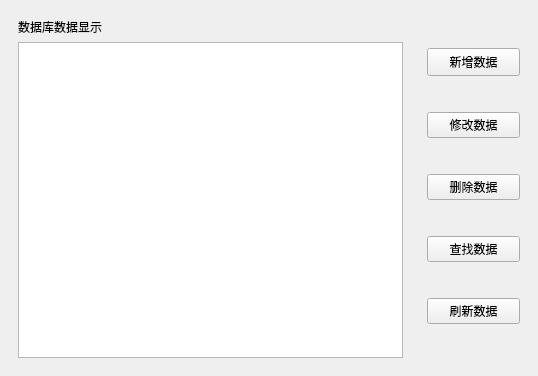
First picture: the form in SmartFarm/mainwindow.ui, repository Jacob1048596/QTwork, before the edit.
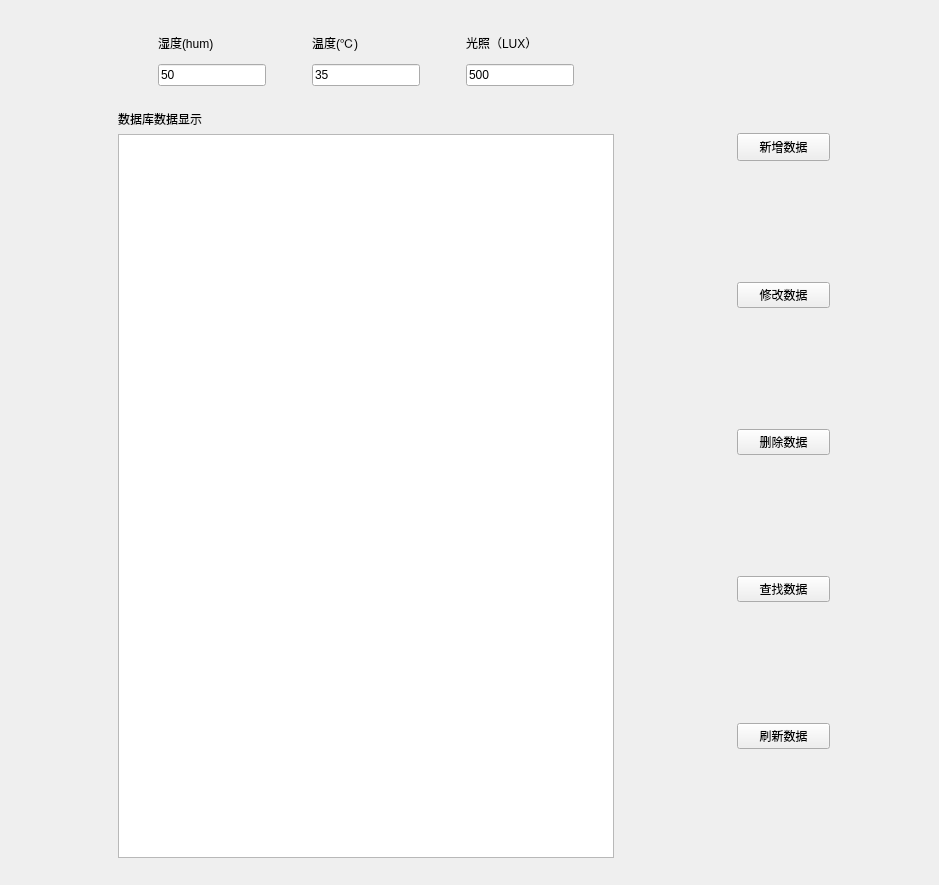
Second picture: the form after the edit.

Diff of the .ui file:
```diff
--- a/SmartFarm/mainwindow.ui
+++ b/SmartFarm/mainwindow.ui
@@ -6,34 +6,187 @@
    <rect>
     <x>0</x>
     <y>0</y>
-    <width>538</width>
-    <height>376</height>
+    <width>939</width>
+    <height>885</height>
    </rect>
   </property>
+  <property name="sizePolicy">
+   <sizepolicy hsizetype="Expanding" vsizetype="Expanding">
+    <horstretch>0</horstretch>
+    <verstretch>0</verstretch>
+   </sizepolicy>
+  </property>
   <property name="windowTitle">
    <string>MainWindow</string>
   </property>
   <widget class="QWidget" name="centralwidget">
    <layout class="QHBoxLayout" name="horizontalLayout">
     <item>
-     <widget class="QWidget" name="widget_2" native="true">
-      <layout class="QVBoxLayout" name="verticalLayout_2">
+     <spacer name="horizontalSpacer_6">
+      <property name="orientation">
+       <enum>Qt::Horizontal</enum>
+      </property>
+      <property name="sizeHint" stdset="0">
+       <size>
+        <width>40</width>
+        <height>20</height>
+       </size>
+      </property>
+     </spacer>
+    </item>
+    <item>
+     <widget class="QWidget" name="widget_7" native="true">
+      <layout class="QVBoxLayout" name="verticalLayout" stretch="1,10">
        <item>
-        <widget class="QLabel" name="label">
-         <property name="text">
-          <string>数据库数据显示</string>
+        <widget class="QWidget" name="widget_4" native="true">
+         <property name="sizePolicy">
+          <sizepolicy hsizetype="Expanding" vsizetype="Preferred">
+           <horstretch>0</horstretch>
+           <verstretch>0</verstretch>
+          </sizepolicy>
          </property>
+         <layout class="QGridLayout" name="gridLayout">
+          <item row="1" column="4">
+           <spacer name="horizontalSpacer_3">
+            <property name="orientation">
+             <enum>Qt::Horizontal</enum>
+            </property>
+            <property name="sizeHint" stdset="0">
+             <size>
+              <width>40</width>
+              <height>20</height>
+             </size>
+            </property>
+           </spacer>
+          </item>
+          <item row="0" column="5">
+           <widget class="QLabel" name="label_4">
+            <property name="text">
+             <string>光照（LUX）</string>
+            </property>
+           </widget>
+          </item>
+          <item row="0" column="1">
+           <widget class="QLabel" name="label_3">
+            <property name="text">
+             <string>湿度(hum)</string>
+            </property>
+           </widget>
+          </item>
+          <item row="1" column="1">
+           <widget class="QLineEdit" name="lineEdit">
+            <property name="text">
+             <string>50</string>
+            </property>
+            <property name="readOnly">
+             <bool>true</bool>
+            </property>
+           </widget>
+          </item>
+          <item row="1" column="5">
+           <widget class="QLineEdit" name="lineEdit_3">
+            <property name="text">
+             <string>500</string>
+            </property>
+            <property name="readOnly">
+             <bool>true</bool>
+            </property>
+           </widget>
+          </item>
+          <item row="0" column="3">
+           <widget class="QLabel" name="label_2">
+            <property name="text">
+             <string>温度(℃)</string>
+            </property>
+           </widget>
+          </item>
+          <item row="1" column="0">
+           <spacer name="horizontalSpacer">
+            <property name="orientation">
+             <enum>Qt::Horizontal</enum>
+            </property>
+            <property name="sizeHint" stdset="0">
+             <size>
+              <width>40</width>
+              <height>20</height>
+             </size>
+            </property>
+           </spacer>
+          </item>
+          <item row="1" column="3">
+           <widget class="QLineEdit" name="lineEdit_2">
+            <property name="text">
+             <string>35</string>
+            </property>
+            <property name="readOnly">
+             <bool>true</bool>
+            </property>
+           </widget>
+          </item>
+          <item row="1" column="2">
+           <spacer name="horizontalSpacer_2">
+            <property name="orientation">
+             <enum>Qt::Horizontal</enum>
+            </property>
+            <property name="sizeHint" stdset="0">
+             <size>
+              <width>40</width>
+              <height>20</height>
+             </size>
+            </property>
+           </spacer>
+          </item>
+          <item row="1" column="6">
+           <spacer name="horizontalSpacer_4">
+            <property name="orientation">
+             <enum>Qt::Horizontal</enum>
+            </property>
+            <property name="sizeHint" stdset="0">
+             <size>
+              <width>40</width>
+              <height>20</height>
+             </size>
+            </property>
+           </spacer>
+          </item>
+         </layout>
         </widget>
        </item>
        <item>
-        <widget class="QTableView" name="tableView"/>
+        <widget class="QWidget" name="widget_2" native="true">
+         <layout class="QVBoxLayout" name="verticalLayout_2">
+          <item>
+           <widget class="QLabel" name="label">
+            <property name="text">
+             <string>数据库数据显示</string>
+            </property>
+           </widget>
+          </item>
+          <item>
+           <widget class="QTableView" name="tableView"/>
+          </item>
+         </layout>
+        </widget>
        </item>
       </layout>
      </widget>
     </item>
+    <item>
+     <spacer name="horizontalSpacer_5">
+      <property name="orientation">
+       <enum>Qt::Horizontal</enum>
+      </property>
+      <property name="sizeHint" stdset="0">
+       <size>
+        <width>40</width>
+        <height>20</height>
+       </size>
+      </property>
+     </spacer>
+    </item>
     <item>
      <widget class="QWidget" name="widget" native="true">
-      <layout class="QVBoxLayout" name="verticalLayout">
+      <layout class="QVBoxLayout" name="verticalLayout_4">
        <item>
         <widget class="QPushButton" name="addButton">
          <property name="minimumSize">
@@ -87,6 +240,19 @@
       </layout>
      </widget>
     </item>
+    <item>
+     <spacer name="horizontalSpacer_7">
+      <property name="orientation">
+       <enum>Qt::Horizontal</enum>
+      </property>
+      <property name="sizeHint" stdset="0">
+       <size>
+        <width>40</width>
+        <height>20</height>
+       </size>
+      </property>
+     </spacer>
+    </item>
    </layout>
   </widget>
  </widget>
```
Left out of the diff: 4 changed lines with no effect on the pictures.
